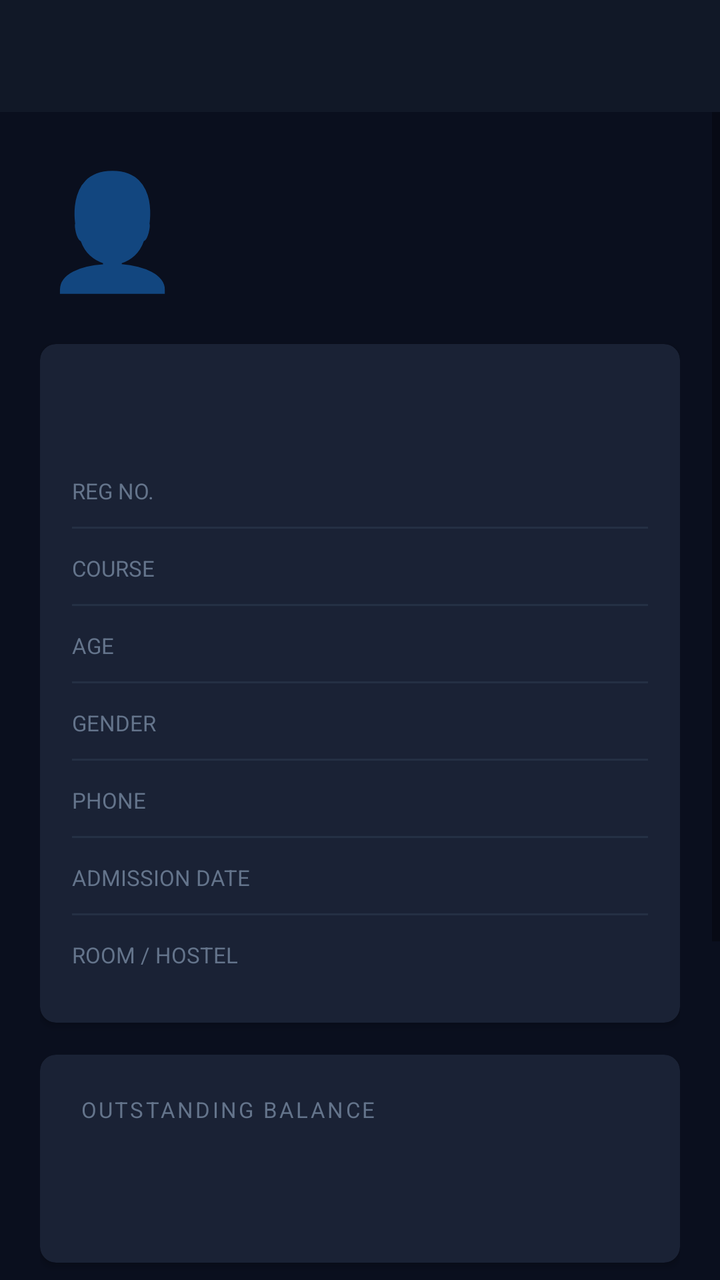
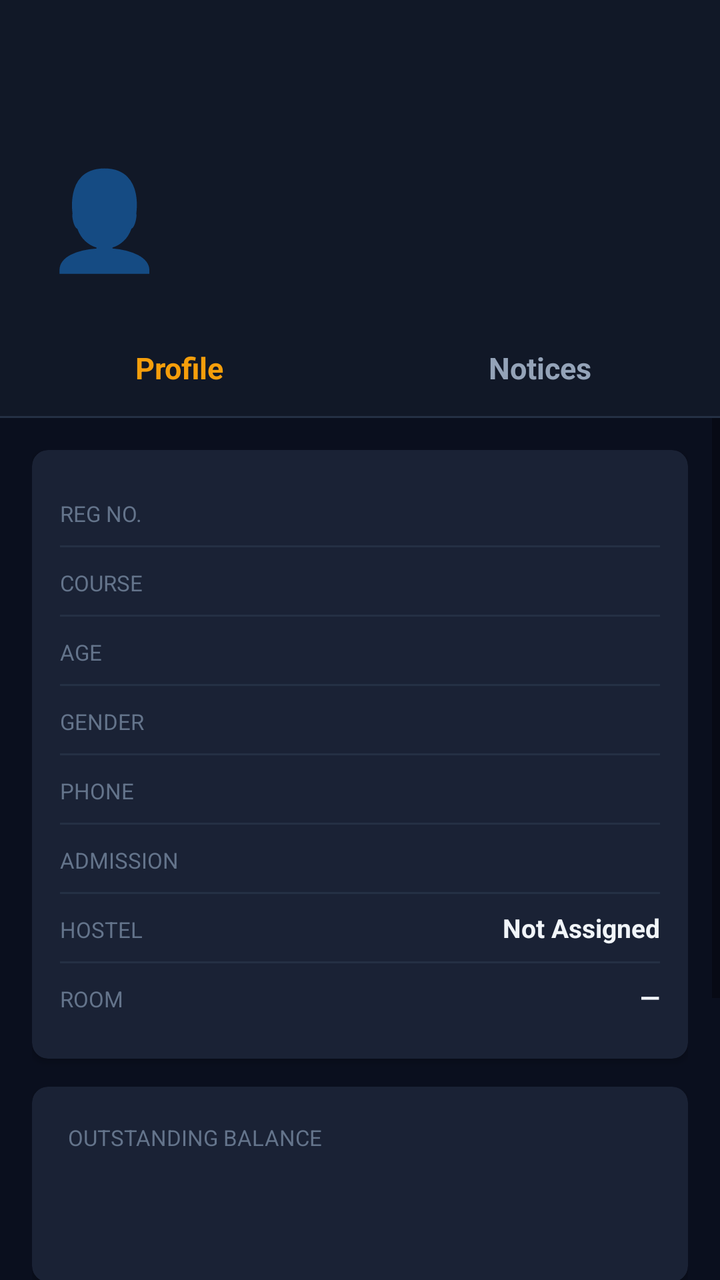

Screens rendered from an Android XML layout before and after an edit, with the pre-edit source and the edit as a unified diff.
<!-- AndroidManifest.xml: application theme Theme.HostelMS -->
<!-- res/layout/activity_student_profile.xml -->
<?xml version="1.0" encoding="utf-8"?>
<LinearLayout xmlns:android="http://schemas.android.com/apk/res/android"
    android:layout_width="match_parent" android:layout_height="match_parent"
    android:background="@color/colorPrimaryDark" android:orientation="vertical">
    <androidx.appcompat.widget.Toolbar android:id="@+id/toolbar" android:title="My Profile"
        android:layout_width="match_parent" android:layout_height="?attr/actionBarSize"
        android:background="@color/colorSurface"/>
    <ScrollView android:layout_width="match_parent" android:layout_height="match_parent">
        <LinearLayout android:layout_width="match_parent" android:layout_height="wrap_content"
            android:orientation="vertical" android:padding="20dp">
            
            <LinearLayout android:layout_width="match_parent" android:layout_height="wrap_content"
                android:orientation="horizontal" android:gravity="center_vertical"
                android:layout_marginBottom="24dp">
                <TextView android:text="👤" android:textSize="56sp"
                    android:layout_width="72dp" android:layout_height="72dp" android:gravity="center"/>
                <LinearLayout android:layout_width="0dp" android:layout_height="wrap_content"
                    android:layout_weight="1" android:orientation="vertical" android:layout_marginStart="16dp">
                    <TextView android:id="@+id/tvName" android:textSize="20sp" android:textStyle="bold"
                        android:textColor="@color/colorText" android:layout_width="wrap_content" android:layout_height="wrap_content"/>
                    <TextView android:id="@+id/tvEmail" android:textSize="13sp" android:textColor="@color/colorMuted"
                        android:layout_width="wrap_content" android:layout_height="wrap_content"/>
                </LinearLayout>
            </LinearLayout>
            
            <androidx.cardview.widget.CardView android:layout_width="match_parent" android:layout_height="wrap_content"
                android:layout_marginBottom="16dp"
                xmlns:app="http://schemas.android.com/apk/res-auto" app:cardCornerRadius="8dp" app:cardBackgroundColor="@color/colorCard">
                <LinearLayout android:layout_width="match_parent" android:layout_height="wrap_content"
                    android:orientation="vertical" android:padding="16dp">
                    <include layout="@layout/row_info" android:id="@+id/rowRegNo"/>
                    
                    <LinearLayout android:layout_width="match_parent" android:layout_height="wrap_content" android:orientation="horizontal" android:paddingVertical="10dp">
                        <TextView android:text="REG NO." android:textColor="@color/colorSub" android:textSize="11sp" android:layout_width="0dp" android:layout_height="wrap_content" android:layout_weight="1"/>
                        <TextView android:id="@+id/tvRegNo" android:textColor="@color/colorText" android:textSize="13sp" android:textStyle="bold" android:layout_width="wrap_content" android:layout_height="wrap_content"/>
                    </LinearLayout>
                    <View android:layout_width="match_parent" android:layout_height="1dp" android:background="@color/colorBorder"/>
                    <LinearLayout android:layout_width="match_parent" android:layout_height="wrap_content" android:orientation="horizontal" android:paddingVertical="10dp">
                        <TextView android:text="COURSE" android:textColor="@color/colorSub" android:textSize="11sp" android:layout_width="0dp" android:layout_height="wrap_content" android:layout_weight="1"/>
                        <TextView android:id="@+id/tvCourse" android:textColor="@color/colorText" android:textSize="13sp" android:textStyle="bold" android:layout_width="wrap_content" android:layout_height="wrap_content"/>
                    </LinearLayout>
                    <View android:layout_width="match_parent" android:layout_height="1dp" android:background="@color/colorBorder"/>
                    <LinearLayout android:layout_width="match_parent" android:layout_height="wrap_content" android:orientation="horizontal" android:paddingVertical="10dp">
                        <TextView android:text="AGE" android:textColor="@color/colorSub" android:textSize="11sp" android:layout_width="0dp" android:layout_height="wrap_content" android:layout_weight="1"/>
                        <TextView android:id="@+id/tvAge" android:textColor="@color/colorText" android:textSize="13sp" android:textStyle="bold" android:layout_width="wrap_content" android:layout_height="wrap_content"/>
                    </LinearLayout>
                    <View android:layout_width="match_parent" android:layout_height="1dp" android:background="@color/colorBorder"/>
                    <LinearLayout android:layout_width="match_parent" android:layout_height="wrap_content" android:orientation="horizontal" android:paddingVertical="10dp">
                        <TextView android:text="GENDER" android:textColor="@color/colorSub" android:textSize="11sp" android:layout_width="0dp" android:layout_height="wrap_content" android:layout_weight="1"/>
                        <TextView android:id="@+id/tvGender" android:textColor="@color/colorText" android:textSize="13sp" android:textStyle="bold" android:layout_width="wrap_content" android:layout_height="wrap_content"/>
                    </LinearLayout>
                    <View android:layout_width="match_parent" android:layout_height="1dp" android:background="@color/colorBorder"/>
                    <LinearLayout android:layout_width="match_parent" android:layout_height="wrap_content" android:orientation="horizontal" android:paddingVertical="10dp">
                        <TextView android:text="PHONE" android:textColor="@color/colorSub" android:textSize="11sp" android:layout_width="0dp" android:layout_height="wrap_content" android:layout_weight="1"/>
                        <TextView android:id="@+id/tvPhone" android:textColor="@color/colorText" android:textSize="13sp" android:textStyle="bold" android:layout_width="wrap_content" android:layout_height="wrap_content"/>
                    </LinearLayout>
                    <View android:layout_width="match_parent" android:layout_height="1dp" android:background="@color/colorBorder"/>
                    <LinearLayout android:layout_width="match_parent" android:layout_height="wrap_content" android:orientation="horizontal" android:paddingVertical="10dp">
                        <TextView android:text="ADMISSION DATE" android:textColor="@color/colorSub" android:textSize="11sp" android:layout_width="0dp" android:layout_height="wrap_content" android:layout_weight="1"/>
                        <TextView android:id="@+id/tvAdmission" android:textColor="@color/colorText" android:textSize="13sp" android:textStyle="bold" android:layout_width="wrap_content" android:layout_height="wrap_content"/>
                    </LinearLayout>
                    <View android:layout_width="match_parent" android:layout_height="1dp" android:background="@color/colorBorder"/>
                    <LinearLayout android:layout_width="match_parent" android:layout_height="wrap_content" android:orientation="horizontal" android:paddingVertical="10dp">
                        <TextView android:text="ROOM / HOSTEL" android:textColor="@color/colorSub" android:textSize="11sp" android:layout_width="0dp" android:layout_height="wrap_content" android:layout_weight="1"/>
                        <TextView android:id="@+id/tvRoom" android:textColor="@color/colorAccent" android:textSize="13sp" android:textStyle="bold" android:layout_width="wrap_content" android:layout_height="wrap_content"/>
                    </LinearLayout>
                </LinearLayout>
            </androidx.cardview.widget.CardView>
            
            <androidx.cardview.widget.CardView android:layout_width="match_parent" android:layout_height="wrap_content"
                android:layout_marginBottom="20dp"
                xmlns:app="http://schemas.android.com/apk/res-auto" app:cardCornerRadius="8dp" app:cardBackgroundColor="@color/colorCard">
                <LinearLayout android:layout_width="match_parent" android:layout_height="wrap_content"
                    android:orientation="vertical" android:padding="20dp">
                    <TextView android:text="OUTSTANDING BALANCE" android:textColor="@color/colorSub"
                        android:textSize="11sp" android:letterSpacing="0.1"
                        android:layout_width="wrap_content" android:layout_height="wrap_content"/>
                    <TextView android:id="@+id/tvOwed" android:textSize="34sp" android:textStyle="bold"
                        android:layout_width="wrap_content" android:layout_height="wrap_content" android:layout_marginTop="4dp"/>
                </LinearLayout>
            </androidx.cardview.widget.CardView>
            
            <TextView android:text="Update Profile" android:textSize="15sp" android:textStyle="bold"
                android:textColor="@color/colorText" android:layout_width="wrap_content"
                android:layout_height="wrap_content" android:layout_marginBottom="12dp"/>
            <EditText android:id="@+id/etEditPhone" android:hint="Update phone number"
                android:inputType="phone" android:background="@color/colorCard"
                android:textColor="@color/colorText" android:textColorHint="@color/colorSub" android:padding="12dp"
                android:layout_width="match_parent" android:layout_height="wrap_content" android:layout_marginBottom="10dp"/>
            <EditText android:id="@+id/etEditPassword" android:hint="New password (leave blank to keep)"
                android:inputType="textPassword" android:background="@color/colorCard"
                android:textColor="@color/colorText" android:textColorHint="@color/colorSub" android:padding="12dp"
                android:layout_width="match_parent" android:layout_height="wrap_content" android:layout_marginBottom="16dp"/>
            <Button android:id="@+id/btnEditProfile" android:text="Save Changes"
                android:layout_width="match_parent" android:layout_height="52dp" style="@style/AppButton"/>
        </LinearLayout>
    </ScrollView>
</LinearLayout>
<!-- res/layout/row_info.xml (included above) -->
<?xml version="1.0" encoding="utf-8"?>
<LinearLayout xmlns:android="http://schemas.android.com/apk/res/android"
    android:layout_width="match_parent" android:layout_height="wrap_content"
    android:orientation="horizontal" android:paddingVertical="10dp">
    <TextView android:id="@+id/tvLabel" android:textColor="@color/colorSub" android:textSize="11sp"
        android:layout_width="0dp" android:layout_height="wrap_content" android:layout_weight="1"/>
    <TextView android:id="@+id/tvValue" android:textColor="@color/colorText" android:textSize="13sp"
        android:textStyle="bold" android:layout_width="wrap_content" android:layout_height="wrap_content"/>
</LinearLayout>
<!-- resources referenced by this layout -->
<resources>
  <color name="colorAccent">#F59E0B</color>
  <color name="colorBorder">#243044</color>
  <color name="colorCard">#1A2235</color>
  <color name="colorMuted">#94A3B8</color>
  <color name="colorPrimaryDark">#0A0F1E</color>
  <color name="colorSub">#64748B</color>
  <color name="colorSurface">#111827</color>
  <color name="colorText">#F1F5F9</color>
  <style name="AppButton" parent="Widget.MaterialComponents.Button">
          <item name="backgroundTint">@color/colorAccent</item>
          <item name="android:textColor">@color/black</item>
          <item name="android:textStyle">bold</item>
          <item name="cornerRadius">6dp</item>
      </style>
  <style name="Theme.HostelMS" parent="Theme.MaterialComponents.DayNight.NoActionBar">
          <item name="colorPrimary">@color/colorPrimary</item>
          <item name="colorPrimaryVariant">@color/colorPrimaryDark</item>
          <item name="colorOnPrimary">@color/white</item>
          <item name="colorSecondary">@color/colorAccent</item>
          <item name="android:windowBackground">@color/colorPrimaryDark</item>
          <item name="android:statusBarColor">@color/colorPrimaryDark</item>
          <item name="android:navigationBarColor">@color/colorPrimaryDark</item>
      </style>
  <color name="black">#000000</color>
  <color name="colorPrimary">#1A2235</color>
  <color name="white">#FFFFFF</color>
</resources>

<!-- the commit's change to res/layout/activity_student_profile.xml (unified diff, before → after) -->
@@ -1,108 +1,182 @@
 <?xml version="1.0" encoding="utf-8"?>
 <LinearLayout xmlns:android="http://schemas.android.com/apk/res/android"
+    xmlns:app="http://schemas.android.com/apk/res-auto"
     android:layout_width="match_parent" android:layout_height="match_parent"
     android:background="@color/colorPrimaryDark" android:orientation="vertical">
-    <androidx.appcompat.widget.Toolbar android:id="@+id/toolbar" android:title="My Profile"
+
+    <androidx.appcompat.widget.Toolbar android:id="@+id/toolbar"
         android:layout_width="match_parent" android:layout_height="?attr/actionBarSize"
         android:background="@color/colorSurface"/>
-    <ScrollView android:layout_width="match_parent" android:layout_height="match_parent">
+
+    
+    <LinearLayout android:layout_width="match_parent" android:layout_height="wrap_content"
+        android:orientation="horizontal" android:gravity="center_vertical"
+        android:padding="20dp" android:background="@color/colorSurface">
+        <TextView android:text="👤" android:textSize="48sp"
+            android:layout_width="64dp" android:layout_height="64dp" android:gravity="center"/>
+        <LinearLayout android:layout_width="0dp" android:layout_weight="1"
+            android:layout_height="wrap_content" android:orientation="vertical"
+            android:layout_marginStart="14dp">
+            <TextView android:id="@+id/tvName" android:textSize="20sp" android:textStyle="bold"
+                android:textColor="@color/colorText"
+                android:layout_width="wrap_content" android:layout_height="wrap_content"/>
+            <TextView android:id="@+id/tvEmail" android:textSize="13sp"
+                android:textColor="@color/colorMuted"
+                android:layout_width="wrap_content" android:layout_height="wrap_content"/>
+        </LinearLayout>
+    </LinearLayout>
+
+    
+    <LinearLayout android:layout_width="match_parent" android:layout_height="48dp"
+        android:orientation="horizontal" android:background="@color/colorSurface">
+        <LinearLayout android:id="@+id/tabProfile"
+            android:layout_width="0dp" android:layout_height="match_parent"
+            android:layout_weight="1" android:gravity="center">
+            <TextView android:id="@+id/tvTabProfile" android:text="Profile"
+                android:textSize="15sp" android:textStyle="bold"
+                android:textColor="@color/colorAccent"
+                android:layout_width="wrap_content" android:layout_height="wrap_content"/>
+        </LinearLayout>
+        <LinearLayout android:id="@+id/tabNotices"
+            android:layout_width="0dp" android:layout_height="match_parent"
+            android:layout_weight="1" android:gravity="center" android:orientation="horizontal">
+            <TextView android:id="@+id/tvTabNotices" android:text="Notices"
+                android:textSize="15sp" android:textStyle="bold"
+                android:textColor="@color/colorMuted"
+                android:layout_width="wrap_content" android:layout_height="wrap_content"/>
+            <TextView android:id="@+id/tvNoticeBadge"
+                android:layout_width="20dp" android:layout_height="20dp"
+                android:gravity="center" android:textSize="10sp" android:textStyle="bold"
+                android:textColor="@color/black" android:background="@drawable/badge_gender_bg"
+                android:layout_marginStart="6dp" android:visibility="gone"/>
+        </LinearLayout>
+    </LinearLayout>
+
+    <View android:layout_width="match_parent" android:layout_height="1dp"
+        android:background="@color/colorBorder"/>
+
+    
+    <ScrollView android:id="@+id/profileContent"
+        android:layout_width="match_parent" android:layout_height="match_parent">
         <LinearLayout android:layout_width="match_parent" android:layout_height="wrap_content"
-            android:orientation="vertical" android:padding="20dp">
+            android:orientation="vertical" android:padding="16dp">
+
             
-            <LinearLayout android:layout_width="match_parent" android:layout_height="wrap_content"
+            <LinearLayout android:id="@+id/cardHostelAssigned"
+                android:layout_width="match_parent" android:layout_height="wrap_content"
                 android:orientation="horizontal" android:gravity="center_vertical"
-                android:layout_marginBottom="24dp">
-                <TextView android:text="👤" android:textSize="56sp"
-                    android:layout_width="72dp" android:layout_height="72dp" android:gravity="center"/>
-                <LinearLayout android:layout_width="0dp" android:layout_height="wrap_content"
-                    android:layout_weight="1" android:orientation="vertical" android:layout_marginStart="16dp">
-                    <TextView android:id="@+id/tvName" android:textSize="20sp" android:textStyle="bold"
-                        android:textColor="@color/colorText" android:layout_width="wrap_content" android:layout_height="wrap_content"/>
-                    <TextView android:id="@+id/tvEmail" android:textSize="13sp" android:textColor="@color/colorMuted"
+                android:padding="16dp" android:layout_marginBottom="16dp"
+                android:background="#1a3d2b" android:visibility="gone">
+                <TextView android:text="🏠" android:textSize="28sp"
+                    android:layout_width="44dp" android:layout_height="44dp"
+                    android:gravity="center" android:background="#10B981"/>
+                <LinearLayout android:layout_width="0dp" android:layout_weight="1"
+                    android:layout_height="wrap_content" android:orientation="vertical"
+                    android:layout_marginStart="12dp">
+                    <TextView android:text="Hostel assigned" android:textSize="11sp"
+                        android:textColor="#10B981"
+                        android:layout_width="wrap_content" android:layout_height="wrap_content"/>
+                    <TextView android:id="@+id/tvHostelDetail" android:textSize="15sp"
+                        android:textStyle="bold" android:textColor="@color/colorText"
                         android:layout_width="wrap_content" android:layout_height="wrap_content"/>
                 </LinearLayout>
+                <TextView android:id="@+id/tvHostelStatus" android:text="Active"
+                    android:textSize="12sp" android:textStyle="bold" android:textColor="#10B981"
+                    android:padding="6dp" android:background="#0d2b1a"
+                    android:layout_width="wrap_content" android:layout_height="wrap_content"/>
             </LinearLayout>
+
             
-            <androidx.cardview.widget.CardView android:layout_width="match_parent" android:layout_height="wrap_content"
-                android:layout_marginBottom="16dp"
-                xmlns:app="http://schemas.android.com/apk/res-auto" app:cardCornerRadius="8dp" app:cardBackgroundColor="@color/colorCard">
+            <androidx.cardview.widget.CardView android:layout_width="match_parent"
+                android:layout_height="wrap_content" android:layout_marginBottom="14dp"
+                app:cardCornerRadius="8dp" app:cardBackgroundColor="@color/colorCard">
                 <LinearLayout android:layout_width="match_parent" android:layout_height="wrap_content"
-                    android:orientation="vertical" android:padding="16dp">
-                    <include layout="@layout/row_info" android:id="@+id/rowRegNo"/>
-                    
-                    <LinearLayout android:layout_width="match_parent" android:layout_height="wrap_content" android:orientation="horizontal" android:paddingVertical="10dp">
+                    android:orientation="vertical" android:padding="14dp">
+
+                    <LinearLayout android:layout_width="match_parent" android:layout_height="wrap_content" android:orientation="horizontal" android:paddingTop="8dp" android:paddingBottom="8dp">
                         <TextView android:text="REG NO." android:textColor="@color/colorSub" android:textSize="11sp" android:layout_width="0dp" android:layout_height="wrap_content" android:layout_weight="1"/>
                         <TextView android:id="@+id/tvRegNo" android:textColor="@color/colorText" android:textSize="13sp" android:textStyle="bold" android:layout_width="wrap_content" android:layout_height="wrap_content"/>
                     </LinearLayout>
                     <View android:layout_width="match_parent" android:layout_height="1dp" android:background="@color/colorBorder"/>
-                    <LinearLayout android:layout_width="match_parent" android:layout_height="wrap_content" android:orientation="horizontal" android:paddingVertical="10dp">
+                    <LinearLayout android:layout_width="match_parent" android:layout_height="wrap_content" android:orientation="horizontal" android:paddingTop="8dp" android:paddingBottom="8dp">
                         <TextView android:text="COURSE" android:textColor="@color/colorSub" android:textSize="11sp" android:layout_width="0dp" android:layout_height="wrap_content" android:layout_weight="1"/>
                         <TextView android:id="@+id/tvCourse" android:textColor="@color/colorText" android:textSize="13sp" android:textStyle="bold" android:layout_width="wrap_content" android:layout_height="wrap_content"/>
                     </LinearLayout>
                     <View android:layout_width="match_parent" android:layout_height="1dp" android:background="@color/colorBorder"/>
-                    <LinearLayout android:layout_width="match_parent" android:layout_height="wrap_content" android:orientation="horizontal" android:paddingVertical="10dp">
+                    <LinearLayout android:layout_width="match_parent" android:layout_height="wrap_content" android:orientation="horizontal" android:paddingTop="8dp" android:paddingBottom="8dp">
                         <TextView android:text="AGE" android:textColor="@color/colorSub" android:textSize="11sp" android:layout_width="0dp" android:layout_height="wrap_content" android:layout_weight="1"/>
                         <TextView android:id="@+id/tvAge" android:textColor="@color/colorText" android:textSize="13sp" android:textStyle="bold" android:layout_width="wrap_content" android:layout_height="wrap_content"/>
                     </LinearLayout>
                     <View android:layout_width="match_parent" android:layout_height="1dp" android:background="@color/colorBorder"/>
-                    <LinearLayout android:layout_width="match_parent" android:layout_height="wrap_content" android:orientation="horizontal" android:paddingVertical="10dp">
+                    <LinearLayout android:layout_width="match_parent" android:layout_height="wrap_content" android:orientation="horizontal" android:paddingTop="8dp" android:paddingBottom="8dp">
                         <TextView android:text="GENDER" android:textColor="@color/colorSub" android:textSize="11sp" android:layout_width="0dp" android:layout_height="wrap_content" android:layout_weight="1"/>
                         <TextView android:id="@+id/tvGender" android:textColor="@color/colorText" android:textSize="13sp" android:textStyle="bold" android:layout_width="wrap_content" android:layout_height="wrap_content"/>
                     </LinearLayout>
                     <View android:layout_width="match_parent" android:layout_height="1dp" android:background="@color/colorBorder"/>
-                    <LinearLayout android:layout_width="match_parent" android:layout_height="wrap_content" android:orientation="horizontal" android:paddingVertical="10dp">
+                    <LinearLayout android:layout_width="match_parent" android:layout_height="wrap_content" android:orientation="horizontal" android:paddingTop="8dp" android:paddingBottom="8dp">
                         <TextView android:text="PHONE" android:textColor="@color/colorSub" android:textSize="11sp" android:layout_width="0dp" android:layout_height="wrap_content" android:layout_weight="1"/>
                         <TextView android:id="@+id/tvPhone" android:textColor="@color/colorText" android:textSize="13sp" android:textStyle="bold" android:layout_width="wrap_content" android:layout_height="wrap_content"/>
                     </LinearLayout>
                     <View android:layout_width="match_parent" android:layout_height="1dp" android:background="@color/colorBorder"/>
-                    <LinearLayout android:layout_width="match_parent" android:layout_height="wrap_content" android:orientation="horizontal" android:paddingVertical="10dp">
-                        <TextView android:text="ADMISSION DATE" android:textColor="@color/colorSub" android:textSize="11sp" android:layout_width="0dp" android:layout_height="wrap_content" android:layout_weight="1"/>
+                    <LinearLayout android:layout_width="match_parent" android:layout_height="wrap_content" android:orientation="horizontal" android:paddingTop="8dp" android:paddingBottom="8dp">
+                        <TextView android:text="ADMISSION" android:textColor="@color/colorSub" android:textSize="11sp" android:layout_width="0dp" android:layout_height="wrap_content" android:layout_weight="1"/>
                         <TextView android:id="@+id/tvAdmission" android:textColor="@color/colorText" android:textSize="13sp" android:textStyle="bold" android:layout_width="wrap_content" android:layout_height="wrap_content"/>
                     </LinearLayout>
                     <View android:layout_width="match_parent" android:layout_height="1dp" android:background="@color/colorBorder"/>
-                    <LinearLayout android:layout_width="match_parent" android:layout_height="wrap_content" android:orientation="horizontal" android:paddingVertical="10dp">
-                        <TextView android:text="ROOM / HOSTEL" android:textColor="@color/colorSub" android:textSize="11sp" android:layout_width="0dp" android:layout_height="wrap_content" android:layout_weight="1"/>
-                        <TextView android:id="@+id/tvRoom" android:textColor="@color/colorAccent" android:textSize="13sp" android:textStyle="bold" android:layout_width="wrap_content" android:layout_height="wrap_content"/>
+                    <LinearLayout android:layout_width="match_parent" android:layout_height="wrap_content" android:orientation="horizontal" android:paddingTop="8dp" android:paddingBottom="8dp">
+                        <TextView android:text="HOSTEL" android:textColor="@color/colorSub" android:textSize="11sp" android:layout_width="0dp" android:layout_height="wrap_content" android:layout_weight="1"/>
+                        <TextView android:id="@+id/tvHostel" android:textColor="@color/colorText" android:textSize="13sp" android:textStyle="bold" android:layout_width="wrap_content" android:layout_height="wrap_content" android:text="Not Assigned"/>
+                    </LinearLayout>
+                    <View android:layout_width="match_parent" android:layout_height="1dp" android:background="@color/colorBorder"/>
+                    <LinearLayout android:layout_width="match_parent" android:layout_height="wrap_content" android:orientation="horizontal" android:paddingTop="8dp" android:paddingBottom="8dp">
+                        <TextView android:text="ROOM" android:textColor="@color/colorSub" android:textSize="11sp" android:layout_width="0dp" android:layout_height="wrap_content" android:layout_weight="1"/>
+                        <TextView android:id="@+id/tvRoom" android:textColor="@color/colorText" android:textSize="13sp" android:textStyle="bold" android:layout_width="wrap_content" android:layout_height="wrap_content" android:text="—"/>
                     </LinearLayout>
                 </LinearLayout>
             </androidx.cardview.widget.CardView>
+
             
-            <androidx.cardview.widget.CardView android:layout_width="match_parent" android:layout_height="wrap_content"
-                android:layout_marginBottom="20dp"
-                xmlns:app="http://schemas.android.com/apk/res-auto" app:cardCornerRadius="8dp" app:cardBackgroundColor="@color/colorCard">
+            <androidx.cardview.widget.CardView android:layout_width="match_parent"
+                android:layout_height="wrap_content" android:layout_marginBottom="18dp"
+                app:cardCornerRadius="8dp" app:cardBackgroundColor="@color/colorCard">
                 <LinearLayout android:layout_width="match_parent" android:layout_height="wrap_content"
-                    android:orientation="vertical" android:padding="20dp">
+                    android:orientation="vertical" android:padding="18dp">
                     <TextView android:text="OUTSTANDING BALANCE" android:textColor="@color/colorSub"
-                        android:textSize="11sp" android:letterSpacing="0.1"
-                        android:layout_width="wrap_content" android:layout_height="wrap_content"/>
-                    <TextView android:id="@+id/tvOwed" android:textSize="34sp" android:textStyle="bold"
+                        android:textSize="11sp" android:layout_width="wrap_content" android:layout_height="wrap_content"/>
+                    <TextView android:id="@+id/tvOwed" android:textSize="32sp" android:textStyle="bold"
                         android:layout_width="wrap_content" android:layout_height="wrap_content" android:layout_marginTop="4dp"/>
                 </LinearLayout>
             </androidx.cardview.widget.CardView>
+
             
-            <TextView android:text="Update Profile" android:textSize="15sp" android:textStyle="bold"
-                android:textColor="@color/colorText" android:layout_width="wrap_content"
-                android:layout_height="wrap_content" android:layout_marginBottom="12dp"/>
-            <EditText android:id="@+id/etEditPhone" android:hint="Update phone number"
+            <EditText android:id="@+id/etEditPhone" android:hint="Update phone"
                 android:inputType="phone" android:background="@color/colorCard"
-                android:textColor="@color/colorText" android:textColorHint="@color/colorSub" android:padding="12dp"
-                android:layout_width="match_parent" android:layout_height="wrap_content" android:layout_marginBottom="10dp"/>
-            <EditText android:id="@+id/etEditPassword" android:hint="New password (leave blank to keep)"
+                android:textColor="@color/colorText" android:textColorHint="@color/colorSub"
+                android:padding="12dp" android:layout_width="match_parent"
+                android:layout_height="wrap_content" android:layout_marginBottom="10dp"/>
+            <EditText android:id="@+id/etEditPassword" android:hint="New password (leave blank)"
                 android:inputType="textPassword" android:background="@color/colorCard"
-                android:textColor="@color/colorText" android:textColorHint="@color/colorSub" android:padding="12dp"
-                android:layout_width="match_parent" android:layout_height="wrap_content" android:layout_marginBottom="16dp"/>
+                android:textColor="@color/colorText" android:textColorHint="@color/colorSub"
+                android:padding="12dp" android:layout_width="match_parent"
+                android:layout_height="wrap_content" android:layout_marginBottom="16dp"/>
             <Button android:id="@+id/btnEditProfile" android:text="Save Changes"
-                android:layout_width="match_parent" android:layout_height="52dp" style="@style/AppButton"/>
+                android:layout_width="match_parent" android:layout_height="52dp"
+                style="@style/AppButton"/>
         </LinearLayout>
     </ScrollView>
+
+    
+    <LinearLayout android:id="@+id/noticesContent"
+        android:layout_width="match_parent" android:layout_height="match_parent"
+        android:orientation="vertical" android:visibility="gone">
+        <TextView android:id="@+id/tvNoNotices"
+            android:text="No notices yet."
+            android:textColor="@color/colorMuted" android:textSize="14sp"
+            android:gravity="center" android:padding="40dp"
+            android:layout_width="match_parent" android:layout_height="wrap_content"/>
+        <androidx.recyclerview.widget.RecyclerView android:id="@+id/rvNotices"
+            android:layout_width="match_parent" android:layout_height="match_parent"
+            android:padding="12dp" android:clipToPadding="false"/>
+    </LinearLayout>
+
 </LinearLayout>
-<!-- res/layout/row_info.xml (included above) -->
-<?xml version="1.0" encoding="utf-8"?>
-<LinearLayout xmlns:android="http://schemas.android.com/apk/res/android"
-    android:layout_width="match_parent" android:layout_height="wrap_content"
-    android:orientation="horizontal" android:paddingVertical="10dp">
-    <TextView android:id="@+id/tvLabel" android:textColor="@color/colorSub" android:textSize="11sp"
-        android:layout_width="0dp" android:layout_height="wrap_content" android:layout_weight="1"/>
-    <TextView android:id="@+id/tvValue" android:textColor="@color/colorText" android:textSize="13sp"
-        android:textStyle="bold" android:layout_width="wrap_content" android:layout_height="wrap_content"/>
-</LinearLayout>
<!-- resource entries referenced after the edit -->
@@ -1,5 +1,6 @@
 <!-- resources referenced by this layout -->
 <resources>
+  <color name="black">#000000</color>
   <color name="colorAccent">#F59E0B</color>
   <color name="colorBorder">#243044</color>
   <color name="colorCard">#1A2235</color>
@@ -8,6 +9,13 @@
   <color name="colorSub">#64748B</color>
   <color name="colorSurface">#111827</color>
   <color name="colorText">#F1F5F9</color>
+  <!-- drawable badge_gender_bg (drawable-v24) -->
+  <?xml version="1.0" encoding="utf-8"?>
+  <shape xmlns:android="http://schemas.android.com/apk/res/android"
+      android:shape="rectangle">
+      <solid android:color="#F59E0B"/>
+      <corners android:radius="99dp"/>
+  </shape>
   <style name="AppButton" parent="Widget.MaterialComponents.Button">
           <item name="backgroundTint">@color/colorAccent</item>
           <item name="android:textColor">@color/black</item>
@@ -23,7 +31,6 @@
           <item name="android:statusBarColor">@color/colorPrimaryDark</item>
           <item name="android:navigationBarColor">@color/colorPrimaryDark</item>
       </style>
-  <color name="black">#000000</color>
   <color name="colorPrimary">#1A2235</color>
   <color name="white">#FFFFFF</color>
 </resources>
